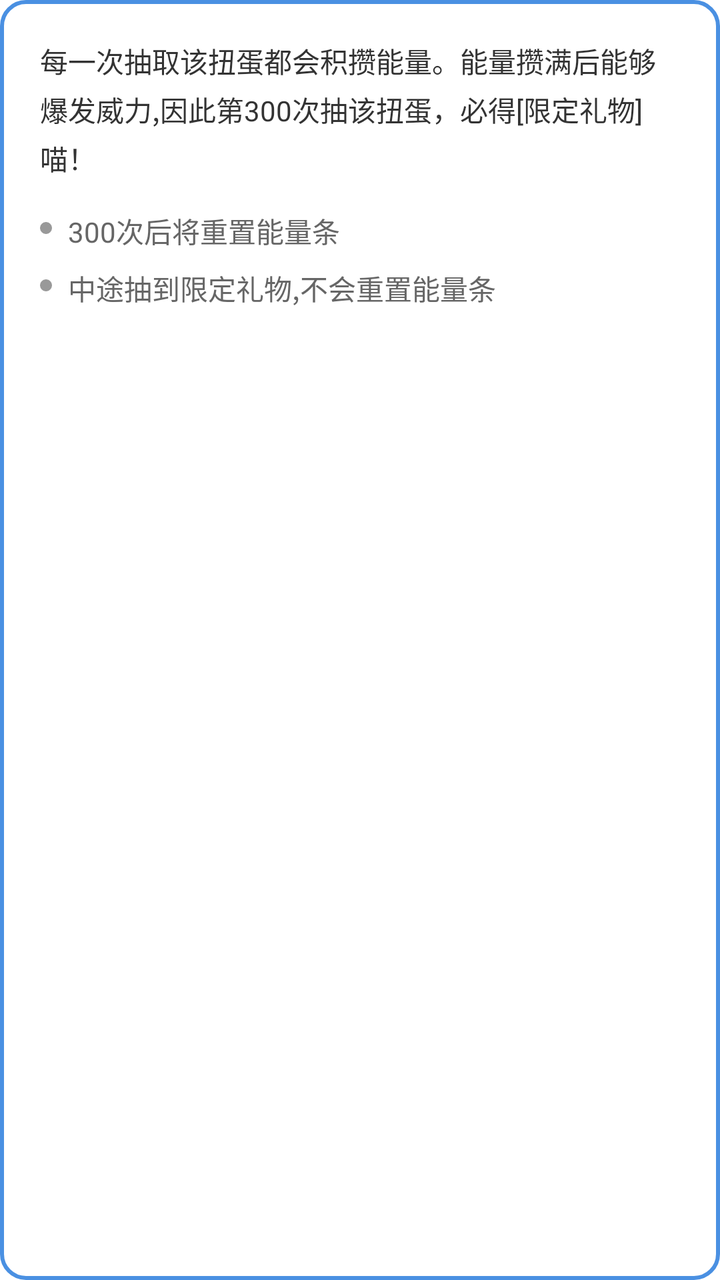
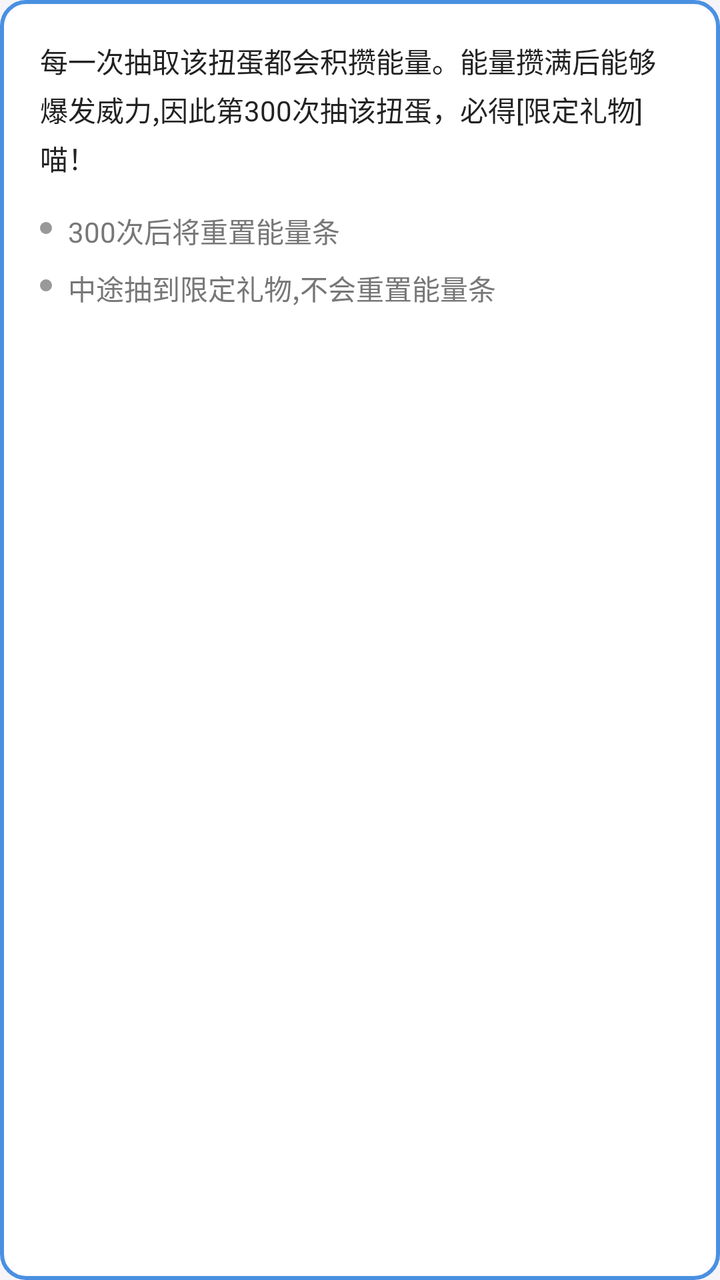

Screens rendered from an Android XML layout before and after an edit, with the pre-edit source and the edit as a unified diff.
<!-- AndroidManifest.xml: application theme Theme.TestAi -->
<!-- res/layout/popup_gift_info.xml -->
<?xml version="1.0" encoding="utf-8"?>
<LinearLayout xmlns:android="http://schemas.android.com/apk/res/android"
    android:layout_width="wrap_content"
    android:layout_height="wrap_content"
    android:orientation="vertical"
    android:background="@drawable/popup_bg"
    android:padding="20dp"
    android:minWidth="300dp">

    
    <TextView
        android:id="@+id/tv_main_description"
        android:layout_width="wrap_content"
        android:layout_height="wrap_content"
        android:text="每一次抽取该扭蛋都会积攒能量。能量攒满后能够爆发威力,因此第300次抽该扭蛋，必得[限定礼物]喵！"
        android:textColor="#333333"
        android:textSize="14sp"
        android:lineSpacingExtra="4dp"
        android:layout_marginBottom="16dp"/>

    
    <LinearLayout
        android:layout_width="wrap_content"
        android:layout_height="wrap_content"
        android:orientation="horizontal"
        android:layout_marginBottom="8dp">
        
        <View
            android:layout_width="6dp"
            android:layout_height="6dp"
            android:background="@drawable/bullet_point"
            android:layout_marginTop="6dp"
            android:layout_marginEnd="8dp"/>
        
        <TextView
            android:id="@+id/tv_rule_1"
            android:layout_width="wrap_content"
            android:layout_height="wrap_content"
            android:text="300次后将重置能量条"
            android:textColor="#666666"
            android:textSize="14sp"/>
    </LinearLayout>

    
    <LinearLayout
        android:layout_width="wrap_content"
        android:layout_height="wrap_content"
        android:orientation="horizontal">
        
        <View
            android:layout_width="6dp"
            android:layout_height="6dp"
            android:background="@drawable/bullet_point"
            android:layout_marginTop="6dp"
            android:layout_marginEnd="8dp"/>
        
        <TextView
            android:id="@+id/tv_rule_2"
            android:layout_width="wrap_content"
            android:layout_height="wrap_content"
            android:text="中途抽到限定礼物,不会重置能量条"
            android:textColor="#666666"
            android:textSize="14sp"/>
    </LinearLayout>

</LinearLayout>
<!-- resources referenced by this layout -->
<resources>
  <!-- drawable bullet_point (drawable) -->
  <?xml version="1.0" encoding="utf-8"?>
  <shape xmlns:android="http://schemas.android.com/apk/res/android"
      android:shape="oval">
      <solid android:color="#999999"/>
      <size 
          android:width="6dp"
          android:height="6dp"/>
  </shape>
  <!-- drawable popup_bg (drawable) -->
  <?xml version="1.0" encoding="utf-8"?>
  <shape xmlns:android="http://schemas.android.com/apk/res/android">
      <solid android:color="#FFFFFF"/>
      <corners android:radius="12dp"/>
      <stroke 
          android:width="2dp"
          android:color="#4A90E2"/>
  </shape>
  <style name="Theme.TestAi" parent="Theme.AppCompat.Light.NoActionBar">
          
          <item name="colorPrimary">@color/purple_500</item>
          <item name="colorPrimaryDark">@color/purple_700</item>
          <item name="colorAccent">@color/teal_200</item>
          <item name="android:windowBackground">@color/white</item>
      </style>
  <color name="purple_500">#FF6200EE</color>
  <color name="purple_700">#FF3700B3</color>
  <color name="teal_200">#FF03DAC5</color>
  <color name="white">#FFFFFFFF</color>
</resources>

<!-- the commit's change to res/layout/popup_gift_info.xml (unified diff, before → after) -->
@@ -13,7 +13,7 @@
         android:layout_width="wrap_content"
         android:layout_height="wrap_content"
         android:text="每一次抽取该扭蛋都会积攒能量。能量攒满后能够爆发威力,因此第300次抽该扭蛋，必得[限定礼物]喵！"
-        android:textColor="#333333"
+        android:textColor="@color/app_text_primary"
         android:textSize="14sp"
         android:lineSpacingExtra="4dp"
         android:layout_marginBottom="16dp"/>
@@ -37,7 +37,7 @@
             android:layout_width="wrap_content"
             android:layout_height="wrap_content"
             android:text="300次后将重置能量条"
-            android:textColor="#666666"
+            android:textColor="@color/app_text_secondary"
             android:textSize="14sp"/>
     </LinearLayout>
 
@@ -59,7 +59,7 @@
             android:layout_width="wrap_content"
             android:layout_height="wrap_content"
             android:text="中途抽到限定礼物,不会重置能量条"
-            android:textColor="#666666"
+            android:textColor="@color/app_text_secondary"
             android:textSize="14sp"/>
     </LinearLayout>
 
<!-- resource entries referenced after the edit -->
@@ -1,10 +1,12 @@
 <!-- resources referenced by this layout -->
 <resources>
+  <color name="app_text_primary">#FF222222</color>
+  <color name="app_text_secondary">#FF777777</color>
   <!-- drawable bullet_point (drawable) -->
   <?xml version="1.0" encoding="utf-8"?>
   <shape xmlns:android="http://schemas.android.com/apk/res/android"
       android:shape="oval">
-      <solid android:color="#999999"/>
+      <solid android:color="@color/app_text_tertiary"/>
       <size 
           android:width="6dp"
           android:height="6dp"/>
@@ -12,22 +14,27 @@
   <!-- drawable popup_bg (drawable) -->
   <?xml version="1.0" encoding="utf-8"?>
   <shape xmlns:android="http://schemas.android.com/apk/res/android">
-      <solid android:color="#FFFFFF"/>
+      <solid android:color="@color/app_surface"/>
       <corners android:radius="12dp"/>
       <stroke 
           android:width="2dp"
-          android:color="#4A90E2"/>
+          android:color="@color/app_popup_border"/>
   </shape>
-  <style name="Theme.TestAi" parent="Theme.AppCompat.Light.NoActionBar">
-          
+  <style name="Theme.TestAi" parent="Theme.AppCompat.DayNight.NoActionBar">
           <item name="colorPrimary">@color/purple_500</item>
           <item name="colorPrimaryDark">@color/purple_700</item>
           <item name="colorAccent">@color/teal_200</item>
-          <item name="android:windowBackground">@color/white</item>
+          <item name="android:windowBackground">@color/app_background</item>
+          <item name="android:colorBackground">@color/app_background</item>
+          <item name="android:textColorPrimary">@color/app_text_primary</item>
+          <item name="android:textColorSecondary">@color/app_text_secondary</item>
       </style>
+  <color name="app_text_tertiary">#FF999999</color>
+  <color name="app_surface">#FFFFFFFF</color>
+  <color name="app_popup_border">#FF4A90E2</color>
   <color name="purple_500">#FF6200EE</color>
   <color name="purple_700">#FF3700B3</color>
   <color name="teal_200">#FF03DAC5</color>
-  <color name="white">#FFFFFFFF</color>
+  <color name="app_background">#FFF5F5F7</color>
 </resources>
 
